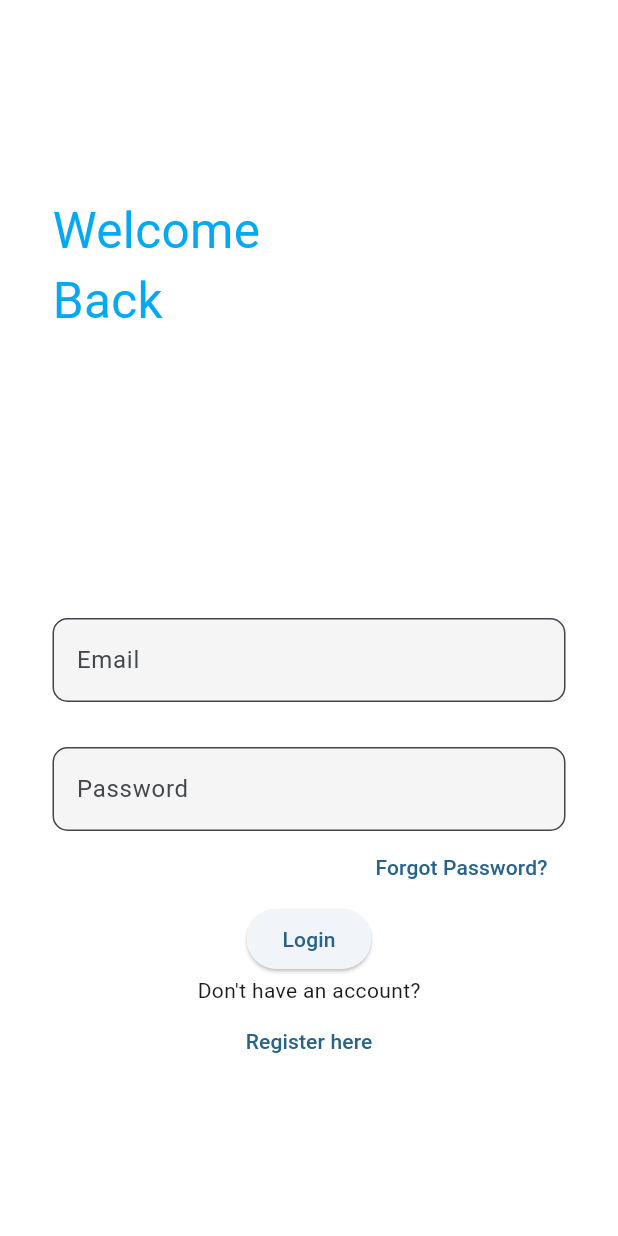
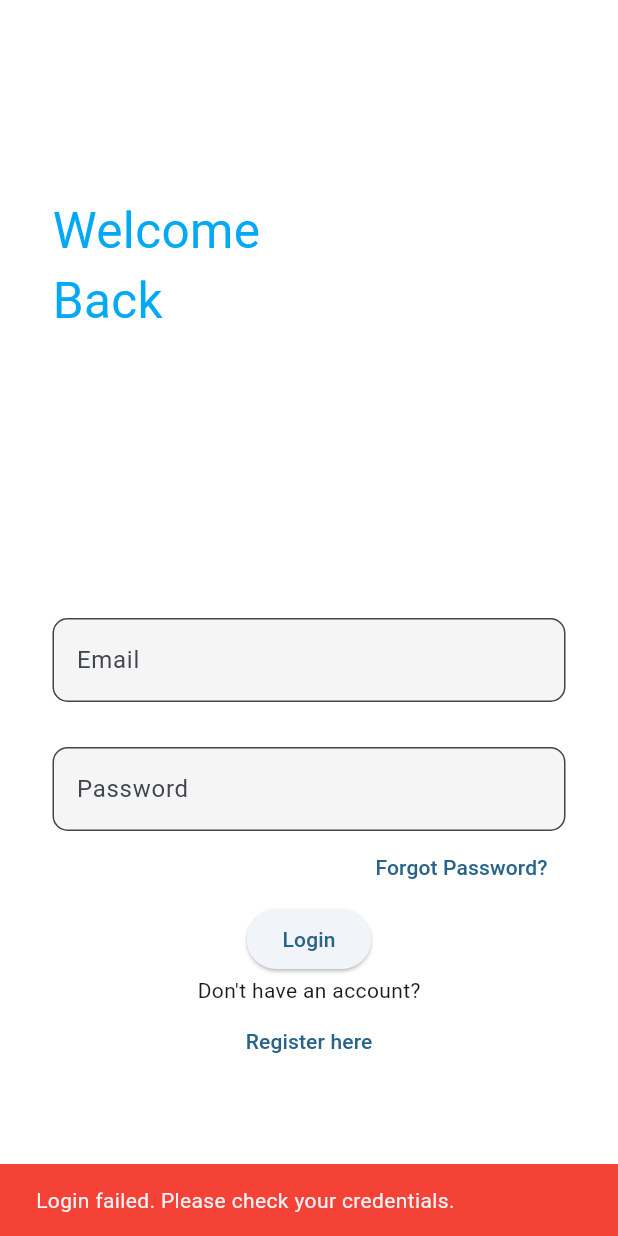
Before and after one commit to MrHAM17/Health_Manager, a Flutter app: the LoginScreen screen opened directly, after a tap on "Login", on a phone screen of 412 x 824 dp. Run offline on Flutter 3.47's test engine with Material 3 defaults, Android fonts, the phone set to English and light mode, and no system bars; our stand-ins replace firebase_auth, firebase_core; accounts and stored records are empty.

Commit message:
Login Done

```diff
--- /dev/null
+++ b/lib/auth_methods.dart
@@ -0,0 +1,46 @@
+import 'dart:typed_data';
+import 'package:firebase_auth/firebase_auth.dart';
+
+
+
+class AuthMethods {
+  final FirebaseAuth _auth = FirebaseAuth.instance;
+
+
+
+  // logging in user
+  Future<String> loginUser({
+    required String email,
+    required String password,
+  }) async {
+    String res = "Some error Occurred";
+    try {
+      if (email.isNotEmpty || password.isNotEmpty) {
+        // logging in user with email and password
+        await _auth.signInWithEmailAndPassword(
+          email: email,
+          password: password,
+        );
+        res = "success";
+      } else {
+        res = "Please enter all the fields";
+      }
+    } catch (err) {
+      return err.toString();
+    }
+    return res;
+  }
+
+
+
+
+
+
+
+
+
+  Future<void> signOut() async {
+    await _auth.signOut();
+  }
+
+}
--- a/lib/login.dart
+++ b/lib/login.dart
@@ -1,7 +1,9 @@
 import 'package:flutter/cupertino.dart';
 import 'package:flutter/material.dart';
 import 'package:flutter/widgets.dart';
+import 'package:health_manager/auth_methods.dart';
 import 'package:health_manager/signup.dart';
+import 'package:firebase_auth/firebase_auth.dart';
 
 class LoginScreen extends StatefulWidget {
   const LoginScreen({super.key});
@@ -11,6 +13,41 @@ class LoginScreen extends StatefulWidget {
 }
 
 class _LoginScreenState extends State<LoginScreen> {
+
+
+  final TextEditingController _emailController = TextEditingController();
+  final TextEditingController _passwordController = TextEditingController();
+  bool _isLoading = false;
+
+void loginUser() async {
+  setState(() {
+    _isLoading = true;
+  });
+  String res = await AuthMethods().loginUser(
+    email: _emailController.text,
+    password:_passwordController.text,
+  );
+  if(res == "success"){
+  Text('Login Successful');
+  }else{
+    setState(() {
+      _isLoading = false;
+    });
+
+    final snackBar = SnackBar(
+      content: Text('Login failed. Please check your credentials.'),
+      backgroundColor: Colors.red,
+    );
+    ScaffoldMessenger.of(context).showSnackBar(snackBar);
+  }
+  // setState(() {
+  //   _isLoading = false;
+  // });
+
+}
+
+
+
   @override
   Widget build(BuildContext context) {
     return Container(
@@ -33,7 +70,8 @@ class _LoginScreenState extends State<LoginScreen> {
                       left:35),
                   child: Column(
                     children: [
-                      TextField(
+                      TextFormField(
+                        controller: _emailController,
                         decoration: InputDecoration(
                           fillColor: Colors.grey.shade100,
                           filled: true,
@@ -46,7 +84,8 @@ class _LoginScreenState extends State<LoginScreen> {
                       SizedBox(
                         height: 30,
                       ),
-                      TextField(
+                      TextFormField(
+                        controller: _passwordController,
                         obscureText: true,
                         decoration: InputDecoration(
                             fillColor: Colors.grey.shade100,
@@ -58,7 +97,7 @@ class _LoginScreenState extends State<LoginScreen> {
                         ),
                       ),
                       Align(alignment: Alignment.centerRight,child: TextButton(onPressed: (){}, child:Text('Forgot Password?') )),
-                      ElevatedButton(onPressed: (){}, child: Text('Login'),),
+                      ElevatedButton(onPressed: loginUser, child: Text('Login'),),
                       Align(
                         alignment: Alignment.center,
                         child:Column(
--- a/pubspec.yaml
+++ b/pubspec.yaml
@@ -48,6 +48,8 @@ dev_dependencies:
   # rules and activating additional ones.
   flutter_lints: ^3.0.0
   firebase_core: any
+  firebase_auth: any
+  cloud_firestore: any
 
 # For information on the generic Dart part of this file, see the
 # following page: https://dart.dev/tools/pub/pubspec
```
Also changed, not shown: lib/main.dart (+4 -104 lines), pubspec.lock.
